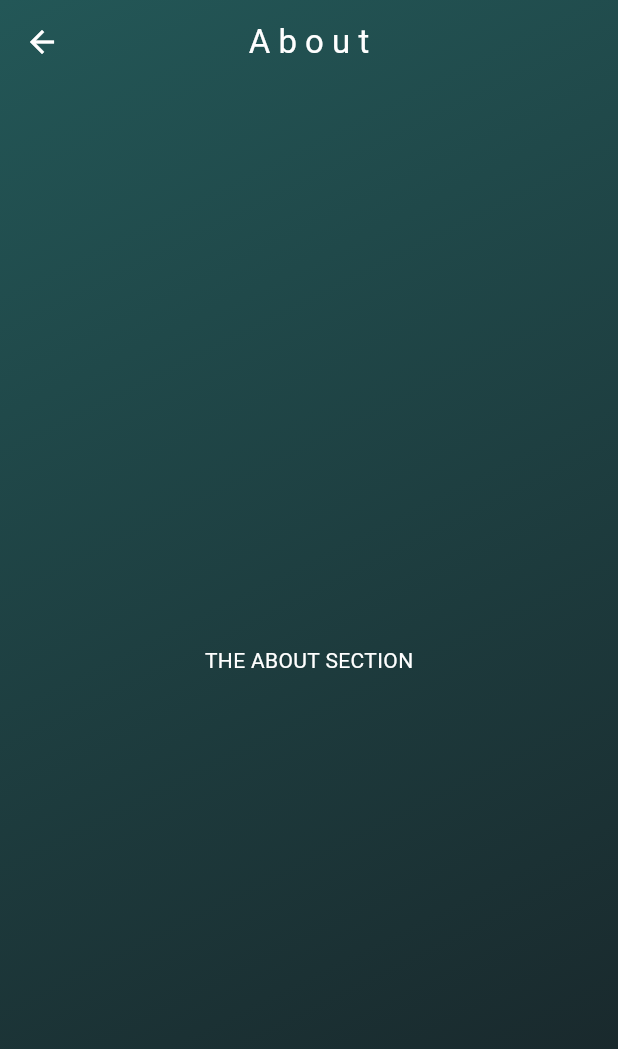
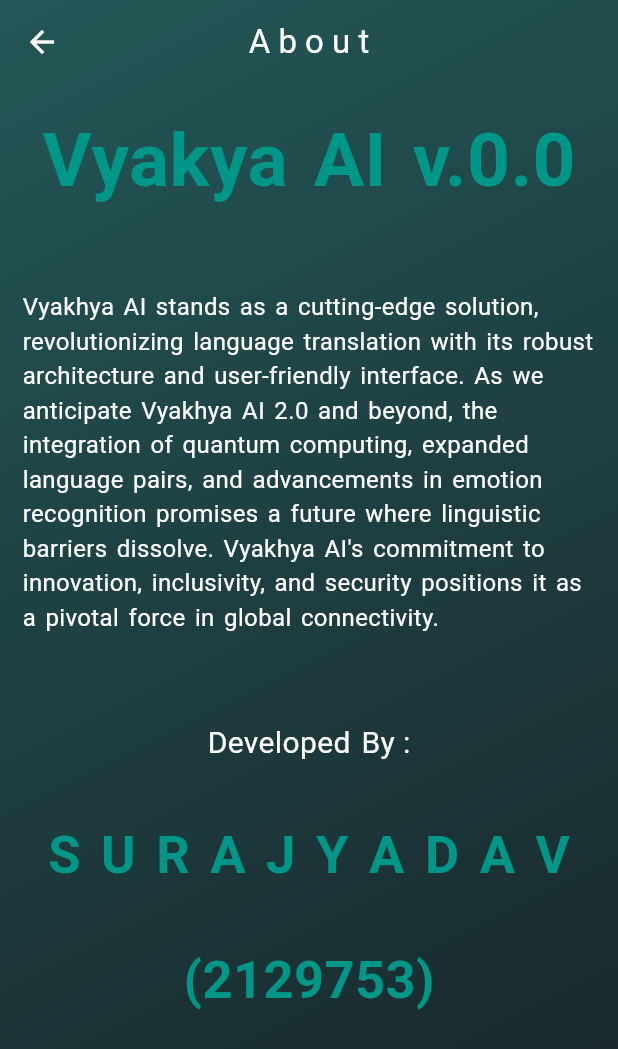
Before and after one commit to suraj-yadav0/vyakhya_ai-main, a Flutter app: the HomeScreen screen opened directly, in the side drawer, after a tap on "A B O U T", on a phone screen of 412 x 824 dp. Shown: the top 1049 px of the screen. Run offline on Flutter 3.47's test engine with Material 3 defaults, Android fonts, the phone set to English and light mode, and no system bars; our stand-ins replace flutter_animate, flutter_svg, get, google_fonts, lottie, speech_to_text; missing offline and left inert: gallery_picker, google_mlkit_text_recognition, translator_plus.

Commit message:
almost completed the UI of About Section

```diff
--- a/lib/screens/drawer Screens/about_screen.dart
+++ b/lib/screens/drawer Screens/about_screen.dart
@@ -1,5 +1,5 @@
 import 'package:flutter/material.dart';
-import 'package:vyakhya_ai/helper/global.dart';
+
 import 'package:vyakhya_ai/widgets/Custom%20Scaffolds/custom_drawer_screen.dart';
 
 class AboutScreen extends StatelessWidget {
@@ -9,11 +9,67 @@ class AboutScreen extends StatelessWidget {
   Widget build(BuildContext context) {
     return const CustomDrawerScreen(
       title: 'A b o u t',
-      body: Center(
-        child: Text(
-          "THE ABOUT SECTION",
-          style: TextStyle(color: Colors.white),
-        ),
+      body: Column(
+        crossAxisAlignment: CrossAxisAlignment.center,
+        children: [
+          Padding(
+            padding: EdgeInsets.all(15.0),
+            child: Text(
+              "Vyakya AI v.0.0",
+              style: TextStyle(
+                  color: Colors.teal,
+                  fontSize: 50,
+                  fontWeight: FontWeight.bold,
+                  wordSpacing: 4.5),
+            ),
+          ),
+          SizedBox(
+            height: 20,
+          ),
+          Padding(
+            padding: EdgeInsets.all(15.0),
+            child: Text(
+              "Vyakhya AI stands as a cutting-edge solution, revolutionizing language translation with its robust architecture and user-friendly interface. As we anticipate Vyakhya AI 2.0 and beyond, the integration of quantum computing, expanded language pairs, and advancements in emotion recognition promises a future where linguistic barriers dissolve. Vyakhya AI's commitment to innovation, inclusivity, and security positions it as a pivotal force in global connectivity.\n",
+              style:
+                  TextStyle(color: Colors.white, fontSize: 16, wordSpacing: 2),
+            ),
+          ),
+          SizedBox(
+            height: 20,
+          ),
+          Text(
+            "Developed By :",
+            style: TextStyle(color: Colors.white, fontSize: 20, wordSpacing: 2),
+          ),
+          SizedBox(
+            height: 20,
+          ),
+           Padding(
+            padding: EdgeInsets.all(15.0),
+            child: Text(
+              "S U R A J Y A D A V",
+              style: TextStyle(
+                  color: Colors.teal,
+                  fontSize: 35,
+                  fontWeight: FontWeight.bold,
+                  wordSpacing: 4.5),
+            ),
+          ),
+           SizedBox(
+            height: 10,
+          ),
+           Padding(
+            padding: EdgeInsets.all(8.0),
+            child: Text(
+              "(2129753)",
+              style: TextStyle(
+                  color: Colors.teal,
+                  fontSize: 35,
+                  fontWeight: FontWeight.bold,
+                  wordSpacing: 4.5),
+            ),
+          ),
+        ],
       ),
     );
   }
```
